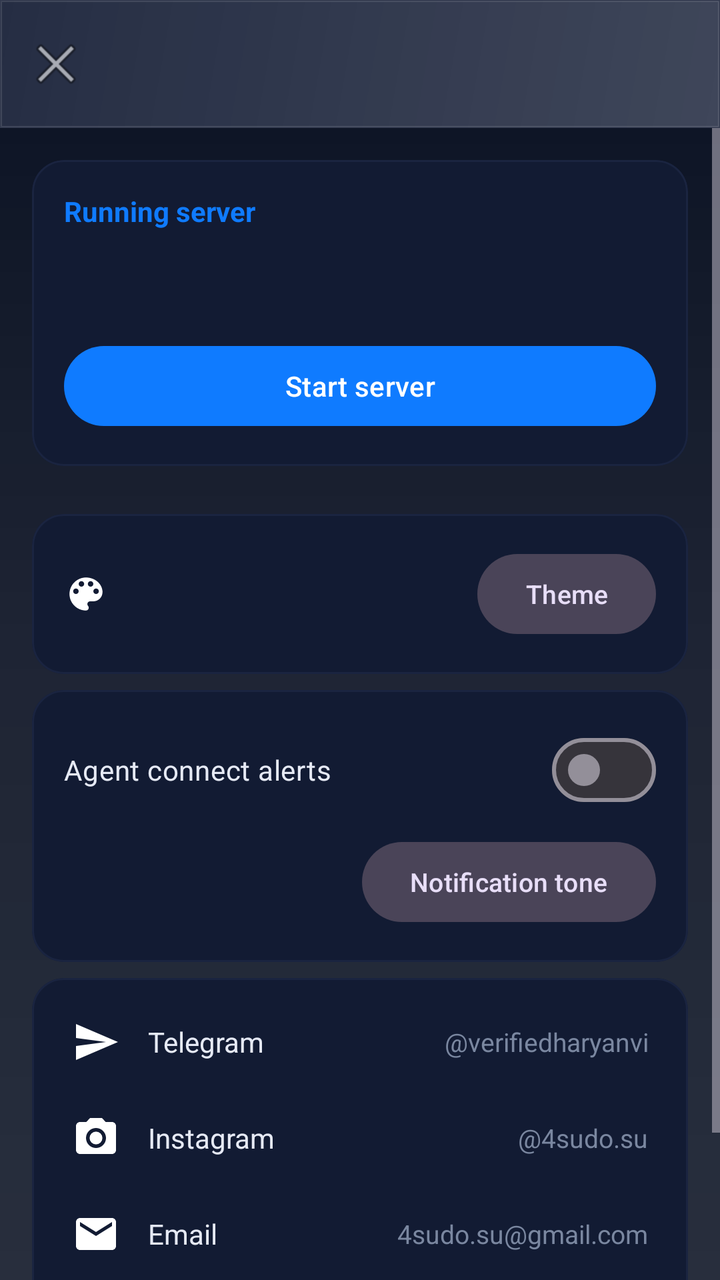
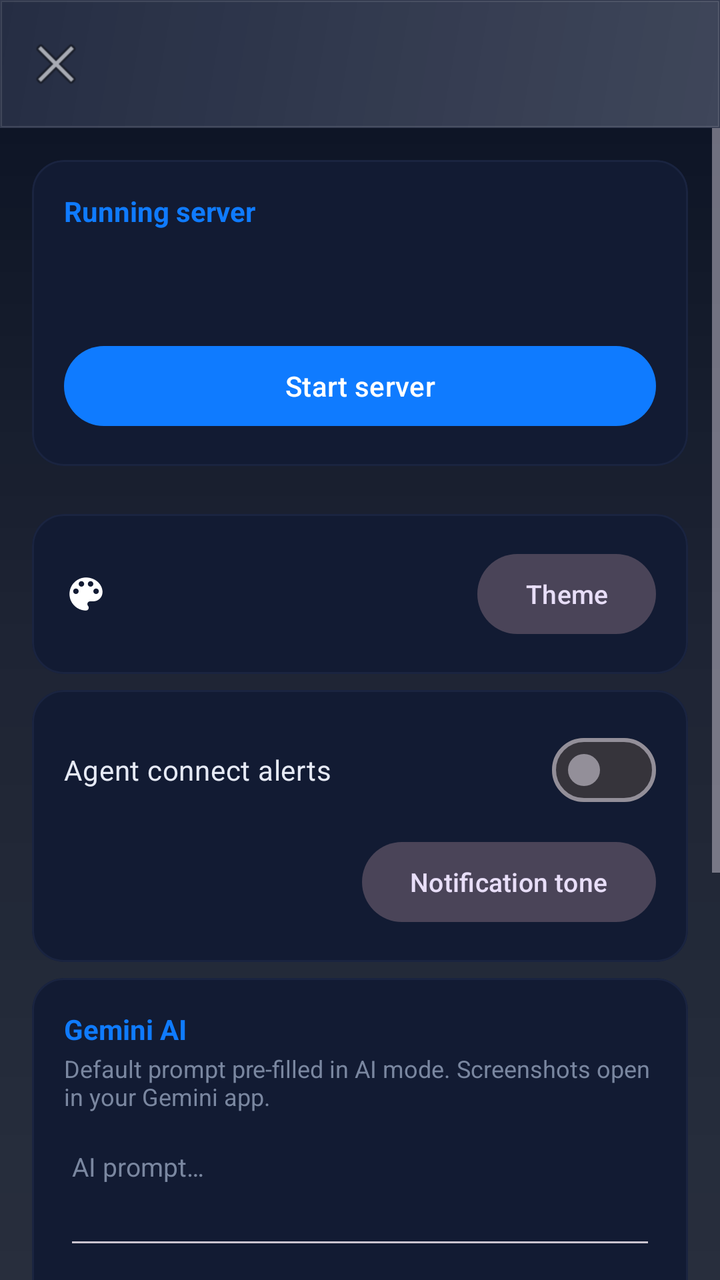

An Android layout rendered at two revisions. The XML below is the earlier revision; the diff shows what the commit changed to produce the second picture.
<!-- AndroidManifest.xml: application theme Theme.RuntimeBroker -->
<!-- res/layout/activity_settings.xml -->
<?xml version="1.0" encoding="utf-8"?>
<LinearLayout xmlns:android="http://schemas.android.com/apk/res/android"
    xmlns:app="http://schemas.android.com/apk/res-auto"
    android:layout_width="match_parent"
    android:layout_height="match_parent"
    android:background="@drawable/bg_screen_glass"
    android:orientation="vertical">

    <com.google.android.material.appbar.MaterialToolbar
        android:id="@+id/toolbar"
        android:layout_width="match_parent"
        android:layout_height="?attr/actionBarSize"
        android:background="@drawable/bg_bar_glass"
        android:title="@string/settings_title"
        app:navigationIcon="@android:drawable/ic_menu_close_clear_cancel"
        app:titleTextColor="?attr/colorOnSurface" />

    <ScrollView
        android:layout_width="match_parent"
        android:layout_height="0dp"
        android:layout_weight="1"
        android:clipToPadding="false"
        android:fillViewport="true"
        android:paddingBottom="24dp">

        <LinearLayout
            android:layout_width="match_parent"
            android:layout_height="wrap_content"
            android:orientation="vertical">

            
            <com.google.android.material.card.MaterialCardView
                android:layout_width="match_parent"
                android:layout_height="wrap_content"
                android:layout_margin="16dp"
                android:layout_marginBottom="8dp"
                app:cardBackgroundColor="?attr/colorSurfaceContainer"
                app:cardCornerRadius="16dp"
                app:cardElevation="0dp"
                app:strokeColor="?attr/colorSurfaceContainerHigh"
                app:strokeWidth="1dp">

                <LinearLayout
                    android:layout_width="match_parent"
                    android:layout_height="wrap_content"
                    android:orientation="vertical"
                    android:padding="16dp">

                    <TextView
                        android:layout_width="wrap_content"
                        android:layout_height="wrap_content"
                        android:text="@string/server_running_section"
                        android:textColor="?attr/colorPrimary"
                        android:textSize="14sp"
                        android:textStyle="bold" />

                    <TextView
                        android:id="@+id/serverStatus"
                        android:layout_width="wrap_content"
                        android:layout_height="wrap_content"
                        android:layout_marginTop="8dp"
                        android:textColor="?attr/colorOnSurface"
                        android:textSize="13sp" />

                    <TextView
                        android:id="@+id/statusText"
                        android:layout_width="wrap_content"
                        android:layout_height="wrap_content"
                        android:layout_marginTop="2dp"
                        android:textColor="@color/offline_gray"
                        android:textSize="12sp" />

                    <com.google.android.material.button.MaterialButton
                        android:id="@+id/btnStartServer"
                        android:layout_width="match_parent"
                        android:layout_height="wrap_content"
                        android:layout_marginTop="10dp"
                        android:text="@string/start_server" />
                </LinearLayout>
            </com.google.android.material.card.MaterialCardView>

            
            <com.google.android.material.card.MaterialCardView
                android:layout_width="match_parent"
                android:layout_height="wrap_content"
                android:layout_marginHorizontal="16dp"
                android:layout_marginTop="8dp"
                app:cardBackgroundColor="?attr/colorSurfaceContainer"
                app:cardCornerRadius="16dp"
                app:cardElevation="0dp"
                app:strokeColor="?attr/colorSurfaceContainerHigh"
                app:strokeWidth="1dp">

                <LinearLayout
                    android:layout_width="match_parent"
                    android:layout_height="wrap_content"
                    android:gravity="center_vertical"
                    android:orientation="horizontal"
                    android:padding="16dp">

                    <ImageView
                        android:layout_width="22dp"
                        android:layout_height="22dp"
                        android:contentDescription="@string/theme_picker_title"
                        android:src="@drawable/ic_palette" />

                    <TextView
                        android:id="@+id/tvThemeName"
                        android:layout_width="0dp"
                        android:layout_height="wrap_content"
                        android:layout_marginStart="12dp"
                        android:layout_weight="1"
                        android:textColor="?attr/colorOnSurface"
                        android:textSize="14sp" />

                    <com.google.android.material.button.MaterialButton
                        android:id="@+id/btnTheme"
                        style="@style/Widget.Material3.Button.TonalButton"
                        android:layout_width="wrap_content"
                        android:layout_height="wrap_content"
                        android:minWidth="0dp"
                        android:text="@string/theme_label"
                        android:textSize="13sp" />
                </LinearLayout>
            </com.google.android.material.card.MaterialCardView>

            
            <com.google.android.material.card.MaterialCardView
                android:layout_width="match_parent"
                android:layout_height="wrap_content"
                android:layout_marginHorizontal="16dp"
                android:layout_marginTop="8dp"
                app:cardBackgroundColor="?attr/colorSurfaceContainer"
                app:cardCornerRadius="16dp"
                app:cardElevation="0dp"
                app:strokeColor="?attr/colorSurfaceContainerHigh"
                app:strokeWidth="1dp">

                <LinearLayout
                    android:layout_width="match_parent"
                    android:layout_height="wrap_content"
                    android:orientation="vertical"
                    android:padding="16dp">

                    <com.google.android.material.materialswitch.MaterialSwitch
                        android:id="@+id/swNotif"
                        android:layout_width="match_parent"
                        android:layout_height="wrap_content"
                        android:text="@string/notif_alerts_label"
                        android:textColor="?attr/colorOnSurface"
                        android:textSize="14sp" />

                    <LinearLayout
                        android:layout_width="match_parent"
                        android:layout_height="wrap_content"
                        android:layout_marginTop="8dp"
                        android:gravity="center_vertical"
                        android:orientation="horizontal">

                        <TextView
                            android:id="@+id/tvToneName"
                            android:layout_width="0dp"
                            android:layout_height="wrap_content"
                            android:layout_weight="1"
                            android:textColor="?attr/colorOnSurface"
                            android:textSize="14sp" />

                        <com.google.android.material.button.MaterialButton
                            android:id="@+id/btnTone"
                            style="@style/Widget.Material3.Button.TonalButton"
                            android:layout_width="wrap_content"
                            android:layout_height="wrap_content"
                            android:minWidth="0dp"
                            android:text="@string/notif_tone_label"
                            android:textSize="13sp" />
                    </LinearLayout>
                </LinearLayout>
            </com.google.android.material.card.MaterialCardView>

            
            <com.google.android.material.card.MaterialCardView
                android:layout_width="match_parent"
                android:layout_height="wrap_content"
                android:layout_marginHorizontal="16dp"
                android:layout_marginTop="8dp"
                app:cardBackgroundColor="?attr/colorSurfaceContainer"
                app:cardCornerRadius="16dp"
                app:cardElevation="0dp"
                app:strokeColor="?attr/colorSurfaceContainerHigh"
                app:strokeWidth="1dp">

                <LinearLayout
                    android:layout_width="match_parent"
                    android:layout_height="wrap_content"
                    android:orientation="vertical"
                    android:paddingHorizontal="8dp"
                    android:paddingVertical="8dp">

                    <LinearLayout
                        android:id="@+id/btnTelegram"
                        android:layout_width="match_parent"
                        android:layout_height="wrap_content"
                        android:background="?attr/selectableItemBackground"
                        android:gravity="center_vertical"
                        android:orientation="horizontal"
                        android:padding="12dp">

                        <ImageView
                            android:layout_width="24dp"
                            android:layout_height="24dp"
                            android:contentDescription="@string/contact_telegram"
                            android:src="@drawable/ic_telegram" />

                        <TextView
                            android:layout_width="wrap_content"
                            android:layout_height="wrap_content"
                            android:layout_marginStart="14dp"
                            android:text="@string/contact_telegram"
                            android:textColor="?attr/colorOnSurface"
                            android:textSize="14sp" />

                        <TextView
                            android:layout_width="0dp"
                            android:layout_height="wrap_content"
                            android:layout_marginStart="8dp"
                            android:layout_weight="1"
                            android:gravity="end"
                            android:text="@string/handle_telegram"
                            android:textColor="@color/offline_gray"
                            android:textSize="13sp" />
                    </LinearLayout>

                    <LinearLayout
                        android:id="@+id/btnInstagram"
                        android:layout_width="match_parent"
                        android:layout_height="wrap_content"
                        android:background="?attr/selectableItemBackground"
                        android:gravity="center_vertical"
                        android:orientation="horizontal"
                        android:padding="12dp">

                        <ImageView
                            android:layout_width="24dp"
                            android:layout_height="24dp"
                            android:contentDescription="@string/contact_instagram"
                            android:src="@drawable/ic_instagram" />

                        <TextView
                            android:layout_width="wrap_content"
                            android:layout_height="wrap_content"
                            android:layout_marginStart="14dp"
                            android:text="@string/contact_instagram"
                            android:textColor="?attr/colorOnSurface"
                            android:textSize="14sp" />

                        <TextView
                            android:layout_width="0dp"
                            android:layout_height="wrap_content"
                            android:layout_marginStart="8dp"
                            android:layout_weight="1"
                            android:gravity="end"
                            android:text="@string/handle_instagram"
                            android:textColor="@color/offline_gray"
                            android:textSize="13sp" />
                    </LinearLayout>

                    <LinearLayout
                        android:id="@+id/btnGmail"
                        android:layout_width="match_parent"
                        android:layout_height="wrap_content"
                        android:background="?attr/selectableItemBackground"
                        android:gravity="center_vertical"
                        android:orientation="horizontal"
                        android:padding="12dp">

                        <ImageView
                            android:layout_width="24dp"
                            android:layout_height="24dp"
                            android:contentDescription="@string/contact_email"
                            android:src="@drawable/ic_gmail" />

                        <TextView
                            android:layout_width="wrap_content"
                            android:layout_height="wrap_content"
                            android:layout_marginStart="14dp"
                            android:text="@string/contact_email"
                            android:textColor="?attr/colorOnSurface"
                            android:textSize="14sp" />

                        <TextView
                            android:layout_width="0dp"
                            android:layout_height="wrap_content"
                            android:layout_marginStart="8dp"
                            android:layout_weight="1"
                            android:gravity="end"
                            android:text="@string/handle_email"
                            android:textColor="@color/offline_gray"
                            android:textSize="13sp" />
                    </LinearLayout>

                    <LinearLayout
                        android:id="@+id/btnGithub"
                        android:layout_width="match_parent"
                        android:layout_height="wrap_content"
                        android:background="?attr/selectableItemBackground"
                        android:gravity="center_vertical"
                        android:orientation="horizontal"
                        android:padding="12dp">

                        <ImageView
                            android:layout_width="24dp"
                            android:layout_height="24dp"
                            android:contentDescription="@string/contact_github"
                            android:src="@drawable/ic_github" />

                        <TextView
                            android:layout_width="wrap_content"
                            android:layout_height="wrap_content"
                            android:layout_marginStart="14dp"
                            android:text="@string/contact_github"
                            android:textColor="?attr/colorOnSurface"
                            android:textSize="14sp" />

                        <TextView
                            android:layout_width="0dp"
                            android:layout_height="wrap_content"
                            android:layout_marginStart="8dp"
                            android:layout_weight="1"
                            android:gravity="end"
                            android:text="@string/handle_github"
                            android:textColor="@color/offline_gray"
                            android:textSize="13sp" />
                    </LinearLayout>
                </LinearLayout>
            </com.google.android.material.card.MaterialCardView>
        </LinearLayout>
    </ScrollView>
</LinearLayout>
<!-- resources referenced by this layout -->
<resources>
  <color name="offline_gray">#7A87A0</color>
  <!-- drawable bg_bar_glass (drawable) -->
  <?xml version="1.0" encoding="utf-8"?>
  <layer-list xmlns:android="http://schemas.android.com/apk/res/android">
      <item>
          <shape android:shape="rectangle">
              <solid android:color="?attr/colorSurfaceContainer" />
          </shape>
      </item>
      <item android:drawable="@drawable/bg_glass_bar" />
  </layer-list>
  <!-- drawable bg_screen_glass (drawable) -->
  <?xml version="1.0" encoding="utf-8"?>
  <layer-list xmlns:android="http://schemas.android.com/apk/res/android">
      <item>
          <shape android:shape="rectangle">
              <solid android:color="?attr/colorSurface" />
          </shape>
      </item>
      <item android:drawable="@drawable/bg_glass_ambient" />
  </layer-list>
  <!-- drawable ic_telegram (drawable) -->
  <?xml version="1.0" encoding="utf-8"?>
  <vector xmlns:android="http://schemas.android.com/apk/res/android"
      android:width="24dp"
      android:height="24dp"
      android:viewportWidth="24"
      android:viewportHeight="24">
      <path
          android:fillColor="#FFFFFFFF"
          android:pathData="M2.01,21L23,12 2.01,3 2,10l15,2 -15,2z" />
  </vector>
  <string name="contact_email">Email</string>
  <string name="contact_github">GitHub</string>
  <string name="contact_instagram">Instagram</string>
  <string name="contact_telegram">Telegram</string>
  <string name="handle_email">4sudo.su@gmail.com</string>
  <string name="handle_github">github.com/4sudosu</string>
  <string name="handle_instagram">@4sudo.su</string>
  <string name="handle_telegram">@verifiedharyanvi</string>
  <string name="notif_alerts_label">Agent connect alerts</string>
  <string name="notif_tone_label">Notification tone</string>
  <string name="server_running_section">Running server</string>
  <string name="settings_title">Settings</string>
  <string name="start_server">Start server</string>
  <string name="theme_label">Theme</string>
  <string name="theme_picker_title">Choose theme</string>
  <!-- drawable bg_glass_bar (drawable) -->
  <?xml version="1.0" encoding="utf-8"?>
  <shape xmlns:android="http://schemas.android.com/apk/res/android"
      android:shape="rectangle">
      <gradient
          android:angle="135"
          android:endColor="#14FFFFFF"
          android:startColor="#30FFFFFF" />
      <stroke
          android:width="1dp"
          android:color="#22FFFFFF" />
  </shape>
  <!-- drawable bg_glass_ambient (drawable) -->
  <?xml version="1.0" encoding="utf-8"?>
  <shape xmlns:android="http://schemas.android.com/apk/res/android"
      android:shape="rectangle">
      <gradient
          android:angle="90"
          android:centerColor="#14FFFFFF"
          android:endColor="#00FFFFFF"
          android:startColor="#1FFFFFFF" />
  </shape>
  <color name="primary">#0F7BFF</color>
  <color name="on_primary">#FFFFFF</color>
  <color name="primary_container">#0D3B66</color>
  <color name="secondary">#00E5A0</color>
  <color name="surface">#0A1122</color>
  <color name="on_surface">#E6EAF5</color>
  <color name="surface_container">#121B33</color>
  <color name="surface_variant">#1A2440</color>
  <style name="WindowAnim.Fade" parent="android:Animation">
          <item name="android:windowEnterAnimation">@anim/fade_in</item>
          <item name="android:windowExitAnimation">@anim/fade_out</item>
      </style>
  <!-- unchanged entries left out for length: 5 -->
</resources>

<!-- the commit's change to res/layout/activity_settings.xml (unified diff, before → after) -->
@@ -193,6 +193,81 @@
                     android:layout_width="match_parent"
                     android:layout_height="wrap_content"
                     android:orientation="vertical"
+                    android:padding="16dp">
+
+                    <TextView
+                        android:layout_width="wrap_content"
+                        android:layout_height="wrap_content"
+                        android:text="@string/gemini_settings_title"
+                        android:textColor="?attr/colorPrimary"
+                        android:textSize="14sp"
+                        android:textStyle="bold" />
+
+                    <TextView
+                        android:layout_width="wrap_content"
+                        android:layout_height="wrap_content"
+                        android:layout_marginTop="2dp"
+                        android:text="@string/gemini_settings_desc"
+                        android:textColor="@color/offline_gray"
+                        android:textSize="12sp" />
+
+                    <EditText
+                        android:id="@+id/etGeminiDefault"
+                        android:layout_width="match_parent"
+                        android:layout_height="wrap_content"
+                        android:layout_marginTop="8dp"
+                        android:gravity="top|start"
+                        android:hint="@string/gemini_prompt_hint"
+                        android:inputType="textMultiLine"
+                        android:minLines="3"
+                        android:textColor="?attr/colorOnSurface"
+                        android:textColorHint="@color/offline_gray"
+                        android:textSize="13sp" />
+
+                    <LinearLayout
+                        android:layout_width="match_parent"
+                        android:layout_height="wrap_content"
+                        android:layout_marginTop="8dp"
+                        android:orientation="horizontal">
+
+                        <com.google.android.material.button.MaterialButton
+                            android:id="@+id/btnSaveGemini"
+                            style="@style/Widget.Material3.Button.TonalButton"
+                            android:layout_width="0dp"
+                            android:layout_height="wrap_content"
+                            android:layout_weight="1"
+                            android:text="@string/save"
+                            android:textSize="13sp" />
+
+                        <com.google.android.material.button.MaterialButton
+                            android:id="@+id/btnOpenGemini"
+                            style="@style/Widget.Material3.Button.TonalButton"
+                            android:layout_width="0dp"
+                            android:layout_height="wrap_content"
+                            android:layout_marginStart="8dp"
+                            android:layout_weight="1"
+                            android:text="@string/gemini_open"
+                            android:textSize="13sp" />
+                    </LinearLayout>
+                </LinearLayout>
+            </com.google.android.material.card.MaterialCardView>
+
+            
+            <com.google.android.material.card.MaterialCardView
+                android:layout_width="match_parent"
+                android:layout_height="wrap_content"
+                android:layout_marginHorizontal="16dp"
+                android:layout_marginTop="8dp"
+                app:cardBackgroundColor="?attr/colorSurfaceContainer"
+                app:cardCornerRadius="16dp"
+                app:cardElevation="0dp"
+                app:strokeColor="?attr/colorSurfaceContainerHigh"
+                app:strokeWidth="1dp">
+
+                <LinearLayout
+                    android:layout_width="match_parent"
+                    android:layout_height="wrap_content"
+                    android:orientation="vertical"
                     android:paddingHorizontal="8dp"
                     android:paddingVertical="8dp">
 
<!-- resource entries referenced after the edit -->
@@ -36,12 +36,17 @@
   <string name="contact_github">GitHub</string>
   <string name="contact_instagram">Instagram</string>
   <string name="contact_telegram">Telegram</string>
+  <string name="gemini_open">Open Gemini</string>
+  <string name="gemini_prompt_hint">AI prompt…</string>
+  <string name="gemini_settings_desc">Default prompt pre-filled in AI mode. Screenshots open in your Gemini app.</string>
+  <string name="gemini_settings_title">Gemini AI</string>
   <string name="handle_email">4sudo.su@gmail.com</string>
   <string name="handle_github">github.com/4sudosu</string>
   <string name="handle_instagram">@4sudo.su</string>
   <string name="handle_telegram">@verifiedharyanvi</string>
   <string name="notif_alerts_label">Agent connect alerts</string>
   <string name="notif_tone_label">Notification tone</string>
+  <string name="save">Save</string>
   <string name="server_running_section">Running server</string>
   <string name="settings_title">Settings</string>
   <string name="start_server">Start server</string>
